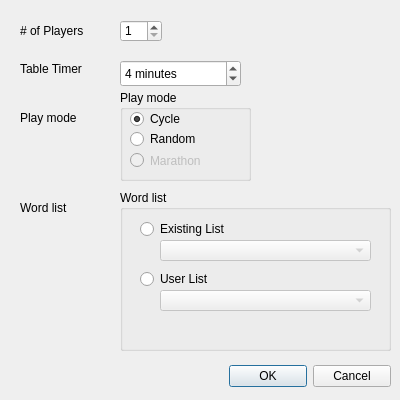
Old version of the form trunk/client/src/tableCreateForm.ui in the repository domino14/aerolithdesktop.
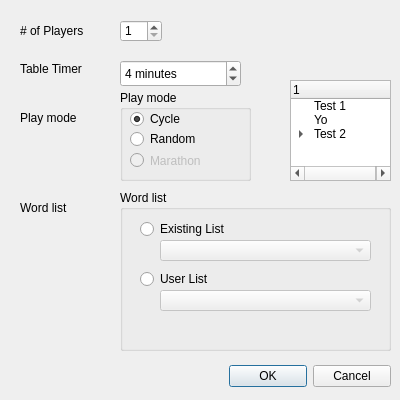
New version of the form.

What changed in the file:
```diff
--- a/trunk/client/src/tableCreateForm.ui
+++ b/trunk/client/src/tableCreateForm.ui
@@ -262,6 +262,46 @@
     </property>
    </widget>
   </widget>
+  <widget class="QTreeWidget" name="treeWidget" >
+   <property name="geometry" >
+    <rect>
+     <x>290</x>
+     <y>80</y>
+     <width>101</width>
+     <height>101</height>
+    </rect>
+   </property>
+   <column>
+    <property name="text" >
+     <string>1</string>
+    </property>
+   </column>
+   <item>
+    <property name="text" >
+     <string>Test 1</string>
+    </property>
+   </item>
+   <item>
+    <property name="text" >
+     <string>Yo</string>
+    </property>
+   </item>
+   <item>
+    <property name="text" >
+     <string>Test 2</string>
+    </property>
+    <item>
+     <property name="text" >
+      <string>Test 2.1</string>
+     </property>
+    </item>
+    <item>
+     <property name="text" >
+      <string>Test 2.2</string>
+     </property>
+    </item>
+   </item>
+  </widget>
  </widget>
  <resources/>
  <connections>
```
